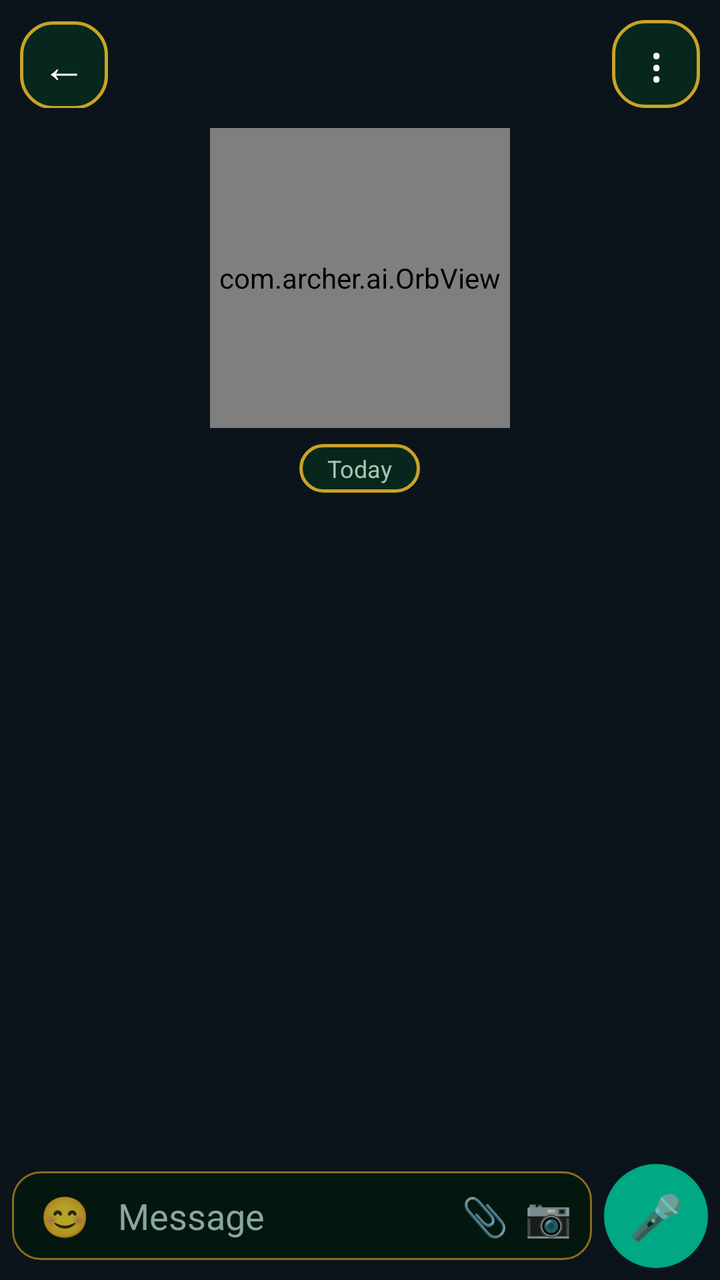
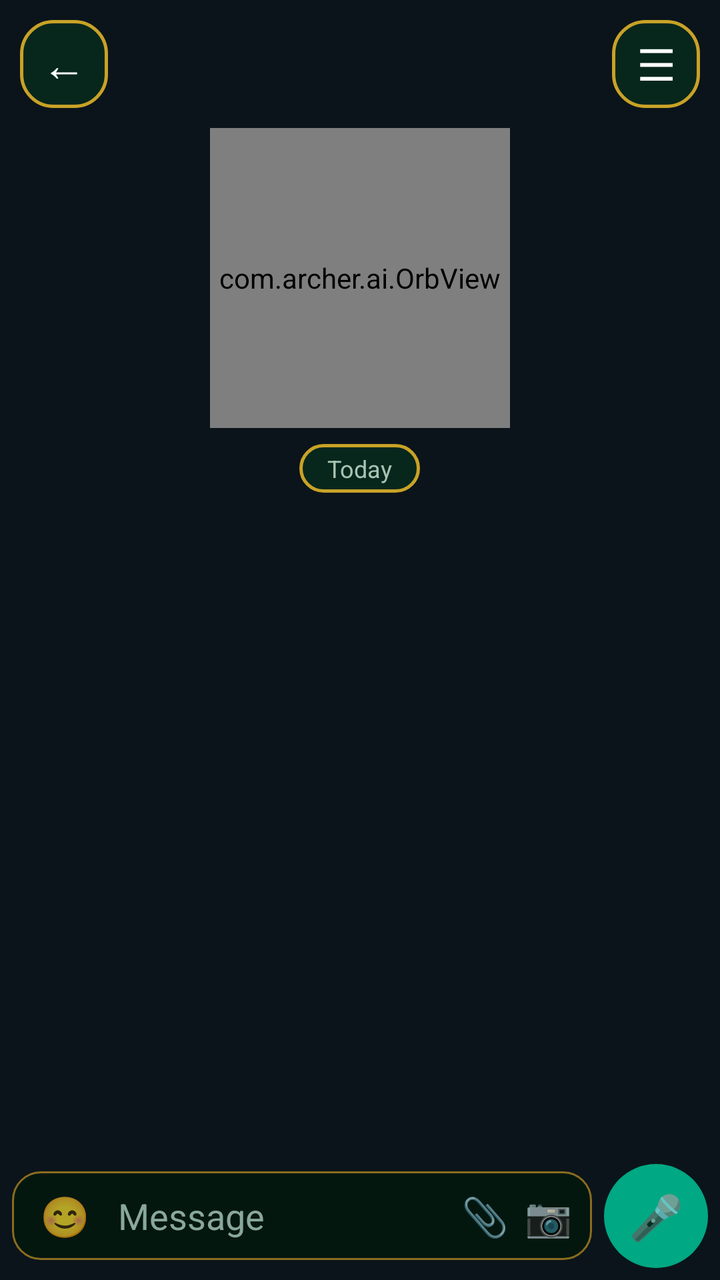

Compare the two renders of this Android layout. The source of the first and the diff that turns it into the second are given below.
<!-- AndroidManifest.xml: application theme AppTheme -->
<!-- res/layout/activity_chat.xml -->
<?xml version="1.0" encoding="utf-8"?>
<LinearLayout xmlns:android="http://schemas.android.com/apk/res/android"
    android:layout_width="match_parent"
    android:layout_height="match_parent"
    android:background="#0B141A"
    android:orientation="vertical">

    
    <LinearLayout
        android:layout_width="match_parent"
        android:layout_height="wrap_content"
        android:orientation="horizontal"
        android:padding="10dp">

        <TextView
            android:id="@+id/chatBack"
            android:layout_width="44dp"
            android:layout_height="44dp"
            android:background="@drawable/bg_card"
            android:gravity="center"
            android:text="←"
            android:textColor="#FFFFFF"
            android:textSize="22sp" />

        <View
            android:layout_width="0dp"
            android:layout_height="1dp"
            android:layout_weight="1" />

        <TextView
            android:id="@+id/chatMenu"
            android:layout_width="44dp"
            android:layout_height="44dp"
            android:background="@drawable/bg_card"
            android:gravity="center"
            android:text="⋮"
            android:textColor="#FFFFFF"
            android:textSize="24sp" />
    </LinearLayout>

    
    <com.archer.ai.OrbView
        android:id="@+id/chatAvatar"
        android:layout_width="150dp"
        android:layout_height="150dp"
        android:layout_gravity="center_horizontal" />

    <TextView
        android:layout_width="wrap_content"
        android:layout_height="wrap_content"
        android:layout_gravity="center_horizontal"
        android:layout_marginTop="8dp"
        android:background="@drawable/bg_card"
        android:paddingStart="14dp"
        android:paddingTop="4dp"
        android:paddingEnd="14dp"
        android:paddingBottom="4dp"
        android:text="Today"
        android:textColor="#A8C3B2"
        android:textSize="12sp" />

    <LinearLayout
        android:id="@+id/workCard"
        android:layout_width="match_parent"
        android:layout_height="wrap_content"
        android:layout_margin="10dp"
        android:background="@drawable/bg_card"
        android:orientation="vertical"
        android:padding="12dp"
        android:visibility="gone">

        <TextView
            android:layout_width="match_parent"
            android:layout_height="wrap_content"
            android:text="🌐 ব্রাউজার কার্ড — লাইভ কাজ"
            android:textColor="#4ADE80"
            android:textSize="14sp"
            android:textStyle="bold" />

        <TextView
            android:id="@+id/workText"
            android:layout_width="match_parent"
            android:layout_height="wrap_content"
            android:layout_marginTop="6dp"
            android:textColor="#EDE6D6"
            android:textSize="13sp" />

        <ImageView
            android:id="@+id/workShot"
            android:layout_width="match_parent"
            android:layout_height="wrap_content"
            android:layout_marginTop="8dp"
            android:adjustViewBounds="true"
            android:maxHeight="220dp"
            android:visibility="gone" />
    </LinearLayout>

    <ScrollView
        android:id="@+id/chatScroll"
        android:layout_width="match_parent"
        android:layout_height="0dp"
        android:layout_marginTop="6dp"
        android:layout_weight="1">

        <LinearLayout
            android:id="@+id/msgBox"
            android:layout_width="match_parent"
            android:layout_height="wrap_content"
            android:orientation="vertical"
            android:paddingStart="10dp"
            android:paddingTop="6dp"
            android:paddingEnd="10dp"
            android:paddingBottom="6dp" />
    </ScrollView>

    
    <LinearLayout
        android:layout_width="match_parent"
        android:layout_height="wrap_content"
        android:gravity="center_vertical"
        android:orientation="horizontal"
        android:padding="6dp">

        <LinearLayout
            android:layout_width="0dp"
            android:layout_height="wrap_content"
            android:layout_weight="1"
            android:background="@drawable/bg_input"
            android:gravity="center_vertical"
            android:orientation="horizontal"
            android:paddingStart="10dp"
            android:paddingEnd="6dp">

            <TextView
                android:id="@+id/chatEmoji"
                android:layout_width="wrap_content"
                android:layout_height="wrap_content"
                android:padding="4dp"
                android:text="😊"
                android:textSize="20sp" />

            <EditText
                android:id="@+id/chatInput"
                android:layout_width="0dp"
                android:layout_height="wrap_content"
                android:layout_weight="1"
                android:background="@null"
                android:gravity="center_vertical"
                android:hint="Message"
                android:maxLines="4"
                android:padding="10dp"
                android:textColor="#F3E9C8"
                android:textColorHint="#8AA79B" />

            <TextView
                android:id="@+id/chatAttach"
                android:layout_width="wrap_content"
                android:layout_height="wrap_content"
                android:padding="4dp"
                android:text="📎"
                android:textSize="19sp" />

            <TextView
                android:id="@+id/chatCamera"
                android:layout_width="wrap_content"
                android:layout_height="wrap_content"
                android:padding="4dp"
                android:text="📷"
                android:textSize="19sp" />
        </LinearLayout>

        <TextView
            android:id="@+id/chatSend"
            android:layout_width="52dp"
            android:layout_height="52dp"
            android:layout_marginStart="6dp"
            android:background="@drawable/btn_mic_green"
            android:gravity="center"
            android:text="🎤"
            android:textSize="22sp" />
    </LinearLayout>
</LinearLayout>
<!-- resources referenced by this layout -->
<resources>
  <!-- drawable bg_card (drawable) -->
  <?xml version="1.0" encoding="utf-8"?>
  <shape xmlns:android="http://schemas.android.com/apk/res/android" android:shape="rectangle">
      <corners android:radius="16dp" />
      <solid android:color="#07271C" />
      <stroke android:width="1.5dp" android:color="#C9A227" />
  </shape>
  <!-- drawable bg_input (drawable) -->
  <?xml version="1.0" encoding="utf-8"?>
  <shape xmlns:android="http://schemas.android.com/apk/res/android" android:shape="rectangle">
      <corners android:radius="14dp" />
      <solid android:color="#04170F" />
      <stroke android:width="1dp" android:color="#8A6D1F" />
  </shape>
  <!-- drawable btn_mic_green (drawable) -->
  <?xml version="1.0" encoding="utf-8"?>
  <shape xmlns:android="http://schemas.android.com/apk/res/android" android:shape="oval">
      <solid android:color="#00A884" />
  </shape>
  <style name="AppTheme" parent="android:Theme.Material.NoActionBar">
          <item name="android:windowBackground">#05030D</item>
          <item name="android:colorAccent">#A855F7</item>
          <item name="android:statusBarColor">#05030D</item>
          <item name="android:navigationBarColor">#05030D</item>
          <item name="android:windowLightStatusBar">false</item>
      </style>
</resources>

<!-- the commit's change to res/layout/activity_chat.xml (unified diff, before → after) -->
@@ -1,182 +1,212 @@
 <?xml version="1.0" encoding="utf-8"?>
-<LinearLayout xmlns:android="http://schemas.android.com/apk/res/android"
+<FrameLayout xmlns:android="http://schemas.android.com/apk/res/android"
     android:layout_width="match_parent"
     android:layout_height="match_parent"
-    android:background="#0B141A"
-    android:orientation="vertical">
-
-    
+    android:background="#0B141A">
+
     <LinearLayout
         android:layout_width="match_parent"
-        android:layout_height="wrap_content"
-        android:orientation="horizontal"
-        android:padding="10dp">
+        android:layout_height="match_parent"
+        android:orientation="vertical">
+
+        
+        <LinearLayout
+            android:layout_width="match_parent"
+            android:layout_height="wrap_content"
+            android:orientation="horizontal"
+            android:padding="10dp">
+
+            <TextView
+                android:id="@+id/chatBack"
+                android:layout_width="44dp"
+                android:layout_height="44dp"
+                android:background="@drawable/bg_card"
+                android:gravity="center"
+                android:text="←"
+                android:textColor="#FFFFFF"
+                android:textSize="22sp" />
+
+            <View
+                android:layout_width="0dp"
+                android:layout_height="1dp"
+                android:layout_weight="1" />
+
+            <TextView
+                android:id="@+id/chatMenu"
+                android:layout_width="44dp"
+                android:layout_height="44dp"
+                android:background="@drawable/bg_card"
+                android:gravity="center"
+                android:text="☰"
+                android:textColor="#FFFFFF"
+                android:textSize="22sp" />
+        </LinearLayout>
+
+        
+        <com.archer.ai.OrbView
+            android:id="@+id/chatAvatar"
+            android:layout_width="150dp"
+            android:layout_height="150dp"
+            android:layout_gravity="center_horizontal" />
 
         <TextView
-            android:id="@+id/chatBack"
-            android:layout_width="44dp"
-            android:layout_height="44dp"
+            android:layout_width="wrap_content"
+            android:layout_height="wrap_content"
+            android:layout_gravity="center_horizontal"
+            android:layout_marginTop="8dp"
             android:background="@drawable/bg_card"
-            android:gravity="center"
-            android:text="←"
-            android:textColor="#FFFFFF"
-            android:textSize="22sp" />
-
-        <View
-            android:layout_width="0dp"
-            android:layout_height="1dp"
-            android:layout_weight="1" />
-
-        <TextView
-            android:id="@+id/chatMenu"
-            android:layout_width="44dp"
-            android:layout_height="44dp"
+            android:paddingStart="14dp"
+            android:paddingTop="4dp"
+            android:paddingEnd="14dp"
+            android:paddingBottom="4dp"
+            android:text="Today"
+            android:textColor="#A8C3B2"
+            android:textSize="12sp" />
+
+        <LinearLayout
+            android:id="@+id/workCard"
+            android:layout_width="match_parent"
+            android:layout_height="wrap_content"
+            android:layout_margin="10dp"
             android:background="@drawable/bg_card"
-            android:gravity="center"
-            android:text="⋮"
-            android:textColor="#FFFFFF"
-            android:textSize="24sp" />
-    </LinearLayout>
-
-    
-    <com.archer.ai.OrbView
-        android:id="@+id/chatAvatar"
-        android:layout_width="150dp"
-        android:layout_height="150dp"
-        android:layout_gravity="center_horizontal" />
-
-    <TextView
-        android:layout_width="wrap_content"
-        android:layout_height="wrap_content"
-        android:layout_gravity="center_horizontal"
-        android:layout_marginTop="8dp"
-        android:background="@drawable/bg_card"
-        android:paddingStart="14dp"
-        android:paddingTop="4dp"
-        android:paddingEnd="14dp"
-        android:paddingBottom="4dp"
-        android:text="Today"
-        android:textColor="#A8C3B2"
-        android:textSize="12sp" />
-
-    <LinearLayout
-        android:id="@+id/workCard"
-        android:layout_width="match_parent"
-        android:layout_height="wrap_content"
-        android:layout_margin="10dp"
-        android:background="@drawable/bg_card"
-        android:orientation="vertical"
-        android:padding="12dp"
-        android:visibility="gone">
-
-        <TextView
-            android:layout_width="match_parent"
-            android:layout_height="wrap_content"
-            android:text="🌐 ব্রাউজার কার্ড — লাইভ কাজ"
-            android:textColor="#4ADE80"
-            android:textSize="14sp"
-            android:textStyle="bold" />
-
-        <TextView
-            android:id="@+id/workText"
-            android:layout_width="match_parent"
-            android:layout_height="wrap_content"
+            android:orientation="vertical"
+            android:padding="12dp"
+            android:visibility="gone">
+
+            <TextView
+                android:layout_width="match_parent"
+                android:layout_height="wrap_content"
+                android:text="🌐 ব্রাউজার কার্ড — লাইভ কাজ"
+                android:textColor="#4ADE80"
+                android:textSize="14sp"
+                android:textStyle="bold" />
+
+            <TextView
+                android:id="@+id/workText"
+                android:layout_width="match_parent"
+                android:layout_height="wrap_content"
+                android:layout_marginTop="6dp"
+                android:textColor="#EDE6D6"
+                android:textSize="13sp" />
+
+            <ImageView
+                android:id="@+id/workShot"
+                android:layout_width="match_parent"
+                android:layout_height="wrap_content"
+                android:layout_marginTop="8dp"
+                android:adjustViewBounds="true"
+                android:maxHeight="220dp"
+                android:visibility="gone" />
+        </LinearLayout>
+
+        <ScrollView
+            android:id="@+id/chatScroll"
+            android:layout_width="match_parent"
+            android:layout_height="0dp"
             android:layout_marginTop="6dp"
-            android:textColor="#EDE6D6"
-            android:textSize="13sp" />
-
-        <ImageView
-            android:id="@+id/workShot"
-            android:layout_width="match_parent"
-            android:layout_height="wrap_content"
-            android:layout_marginTop="8dp"
-            android:adjustViewBounds="true"
-            android:maxHeight="220dp"
-            android:visibility="gone" />
-    </LinearLayout>
-
-    <ScrollView
-        android:id="@+id/chatScroll"
-        android:layout_width="match_parent"
-        android:layout_height="0dp"
-        android:layout_marginTop="6dp"
-        android:layout_weight="1">
-
-        <LinearLayout
-            android:id="@+id/msgBox"
-            android:layout_width="match_parent"
-            android:layout_height="wrap_content"
-            android:orientation="vertical"
-            android:paddingStart="10dp"
-            android:paddingTop="6dp"
-            android:paddingEnd="10dp"
-            android:paddingBottom="6dp" />
-    </ScrollView>
-
-    
-    <LinearLayout
-        android:layout_width="match_parent"
-        android:layout_height="wrap_content"
-        android:gravity="center_vertical"
-        android:orientation="horizontal"
-        android:padding="6dp">
-
-        <LinearLayout
-            android:layout_width="0dp"
-            android:layout_height="wrap_content"
-            android:layout_weight="1"
-            android:background="@drawable/bg_input"
+            android:layout_weight="1">
+
+            <LinearLayout
+                android:id="@+id/msgBox"
+                android:layout_width="match_parent"
+                android:layout_height="wrap_content"
+                android:orientation="vertical"
+                android:paddingStart="10dp"
+                android:paddingTop="6dp"
+                android:paddingEnd="10dp"
+                android:paddingBottom="6dp" />
+        </ScrollView>
+
+        
+        <LinearLayout
+            android:layout_width="match_parent"
+            android:layout_height="wrap_content"
             android:gravity="center_vertical"
             android:orientation="horizontal"
-            android:paddingStart="10dp"
-            android:paddingEnd="6dp">
-
-            <TextView
-                android:id="@+id/chatEmoji"
-                android:layout_width="wrap_content"
-                android:layout_height="wrap_content"
-                android:padding="4dp"
-                android:text="😊"
-                android:textSize="20sp" />
-
-            <EditText
-                android:id="@+id/chatInput"
+            android:padding="6dp">
+
+            <LinearLayout
                 android:layout_width="0dp"
                 android:layout_height="wrap_content"
                 android:layout_weight="1"
-                android:background="@null"
+                android:background="@drawable/bg_input"
                 android:gravity="center_vertical"
-                android:hint="Message"
-                android:maxLines="4"
-                android:padding="10dp"
-                android:textColor="#F3E9C8"
-                android:textColorHint="#8AA79B" />
-
-            <TextView
-                android:id="@+id/chatAttach"
-                android:layout_width="wrap_content"
-                android:layout_height="wrap_content"
-                android:padding="4dp"
-                android:text="📎"
-                android:textSize="19sp" />
-
-            <TextView
-                android:id="@+id/chatCamera"
-                android:layout_width="wrap_content"
-                android:layout_height="wrap_content"
-                android:padding="4dp"
-                android:text="📷"
-                android:textSize="19sp" />
+                android:orientation="horizontal"
+                android:paddingStart="10dp"
+                android:paddingEnd="6dp">
+
+                <TextView
+                    android:id="@+id/chatEmoji"
+                    android:layout_width="wrap_content"
+                    android:layout_height="wrap_content"
+                    android:padding="4dp"
+                    android:text="😊"
+                    android:textSize="20sp" />
+
+                <EditText
+                    android:id="@+id/chatInput"
+                    android:layout_width="0dp"
+                    android:layout_height="wrap_content"
+                    android:layout_weight="1"
+                    android:background="@null"
+                    android:gravity="center_vertical"
+                    android:hint="Message"
+                    android:maxLines="4"
+                    android:padding="10dp"
+                    android:textColor="#F3E9C8"
+                    android:textColorHint="#8AA79B" />
+
+                <TextView
+                    android:id="@+id/chatAttach"
+                    android:layout_width="wrap_content"
+                    android:layout_height="wrap_content"
+                    android:padding="4dp"
+                    android:text="📎"
+                    android:textSize="19sp" />
+
+                <TextView
+                    android:id="@+id/chatCamera"
+                    android:layout_width="wrap_content"
+                    android:layout_height="wrap_content"
+                    android:padding="4dp"
+                    android:text="📷"
+                    android:textSize="19sp" />
+            </LinearLayout>
+
+            <TextView
+                android:id="@+id/chatSend"
+                android:layout_width="52dp"
+                android:layout_height="52dp"
+                android:layout_marginStart="6dp"
+                android:background="@drawable/btn_mic_green"
+                android:gravity="center"
+                android:text="🎤"
+                android:textSize="22sp" />
         </LinearLayout>
-
-        <TextView
-            android:id="@+id/chatSend"
-            android:layout_width="52dp"
-            android:layout_height="52dp"
-            android:layout_marginStart="6dp"
-            android:background="@drawable/btn_mic_green"
-            android:gravity="center"
-            android:text="🎤"
-            android:textSize="22sp" />
     </LinearLayout>
-</LinearLayout>
+
+    
+    <View
+        android:id="@+id/panelDim"
+        android:layout_width="match_parent"
+        android:layout_height="match_parent"
+        android:background="#99000000"
+        android:visibility="gone" />
+
+    
+    <ScrollView
+        android:id="@+id/sidePanel"
+        android:layout_width="280dp"
+        android:layout_height="match_parent"
+        android:layout_gravity="end"
+        android:background="#10201A"
+        android:visibility="gone">
+
+        <LinearLayout
+            android:id="@+id/panelItems"
+            android:layout_width="match_parent"
+            android:layout_height="wrap_content"
+            android:orientation="vertical"
+            android:padding="14dp" />
+    </ScrollView>
+</FrameLayout>
